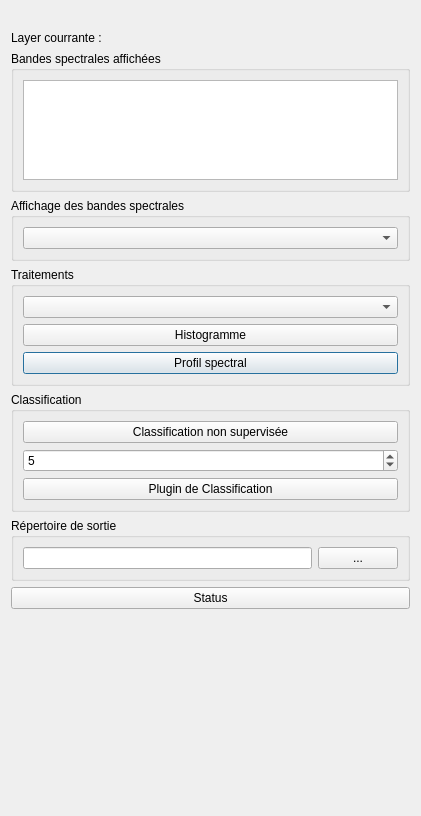
Before: the Qt Designer form ui_qgiseducation.ui in CS-SI/TerreImage, drawn with Qt 5.
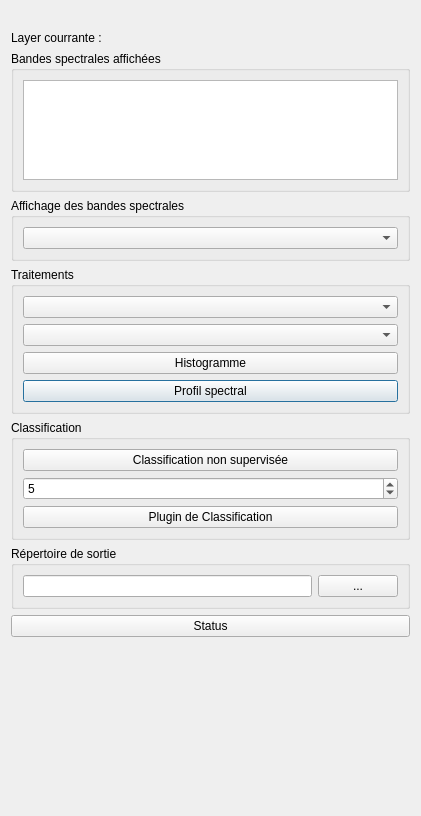
After: the same form once the commit is applied.

Commit message: ajout dune liste deroulante pour les histogrammes

Diff of the .ui file:
```diff
--- a/ui_qgiseducation.ui
+++ b/ui_qgiseducation.ui
@@ -77,7 +77,7 @@
       <string>Traitements</string>
      </property>
      <layout class="QGridLayout" name="gridLayout_2">
-      <item row="2" column="0">
+      <item row="3" column="0">
        <widget class="QPushButton" name="pushButton_profil_spectral">
         <property name="text">
          <string>Profil spectral</string>
@@ -87,13 +87,16 @@
       <item row="0" column="0">
        <widget class="QComboBox" name="comboBox_processing"/>
       </item>
-      <item row="1" column="0">
+      <item row="2" column="0">
        <widget class="QPushButton" name="pushButton_histogramme">
         <property name="text">
          <string>Histogramme</string>
         </property>
        </widget>
       </item>
+      <item row="1" column="0">
+       <widget class="QComboBox" name="comboBox_histogrammes"/>
+      </item>
      </layout>
     </widget>
    </item>
```
